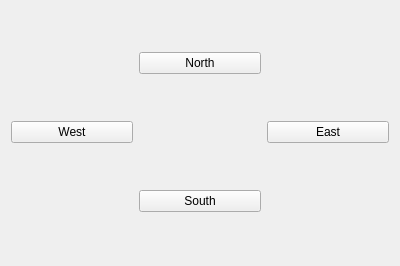
Stellarium/stellarium, file plugins/TelescopeControl/src/gui/TelescopeMoveWidget.ui: the form before one commit.
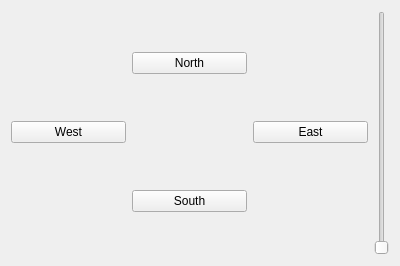
The form after the commit.

Commit message: [TCP] added speed slide

Patch:
```diff
--- a/plugins/TelescopeControl/src/gui/TelescopeMoveWidget.ui
+++ b/plugins/TelescopeControl/src/gui/TelescopeMoveWidget.ui
@@ -13,14 +13,9 @@
   <property name="windowTitle">
    <string>Form</string>
   </property>
-  <layout class="QGridLayout" name="gridLayout">
-   <item row="0" column="1">
-    <widget class="QPushButton" name="northButton">
-     <property name="text">
-      <string>North</string>
-     </property>
-    </widget>
-   </item>
+  <layout class="QHBoxLayout" name="horizontalLayout" stretch="1,0">
+   <item>
+    <layout class="QGridLayout" name="gridLayout" columnstretch="0,0,0" columnminimumwidth="0,0,0">
    <item row="1" column="0">
     <widget class="QPushButton" name="westButton">
      <property name="text">
@@ -28,6 +23,13 @@
      </property>
     </widget>
    </item>
+     <item row="2" column="1">
+      <widget class="QPushButton" name="southButton">
+       <property name="text">
+        <string>South</string>
+       </property>
+      </widget>
+     </item>
    <item row="1" column="2">
     <widget class="QPushButton" name="eastButton">
      <property name="text">
@@ -38,10 +40,25 @@
      </property>
     </widget>
    </item>
-   <item row="2" column="1">
-    <widget class="QPushButton" name="southButton">
+     <item row="0" column="1">
+      <widget class="QPushButton" name="northButton">
      <property name="text">
-      <string>South</string>
+        <string>North</string>
+       </property>
+      </widget>
+     </item>
+    </layout>
+   </item>
+   <item>
+    <widget class="QSlider" name="verticalSlider">
+     <property name="minimum">
+      <number>1</number>
+     </property>
+     <property name="maximum">
+      <number>100</number>
+     </property>
+     <property name="orientation">
+      <enum>Qt::Vertical</enum>
      </property>
     </widget>
    </item>
```
Lines whose indentation alone changed are shown as unchanged. The commit also changes 2 other files.
